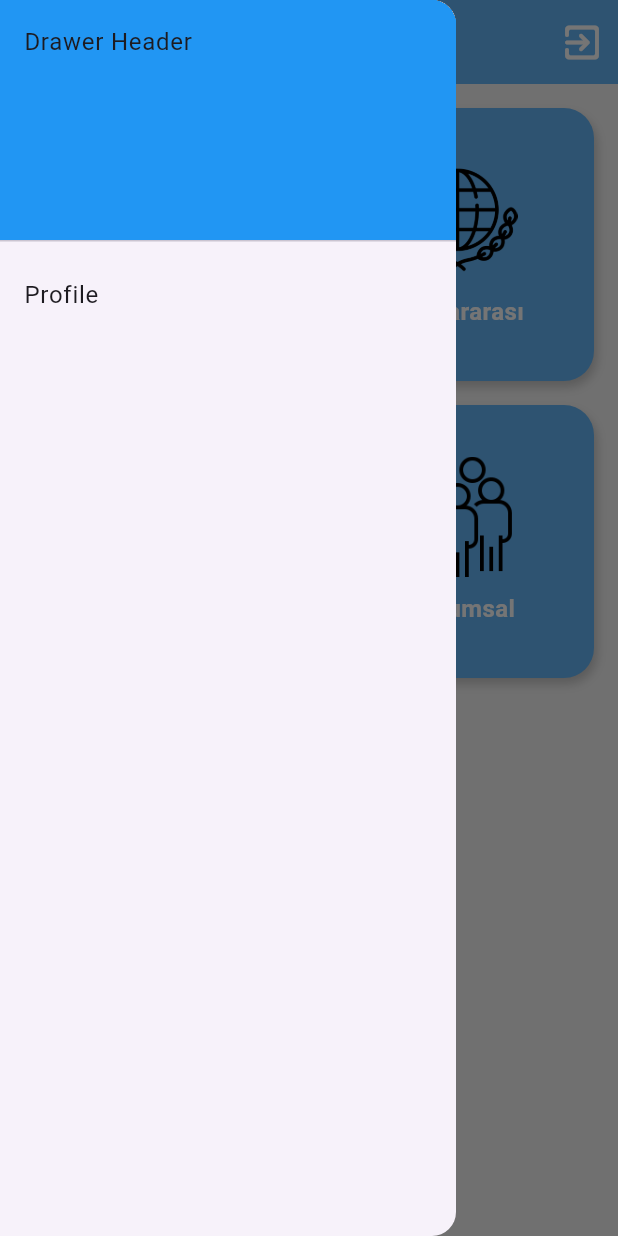
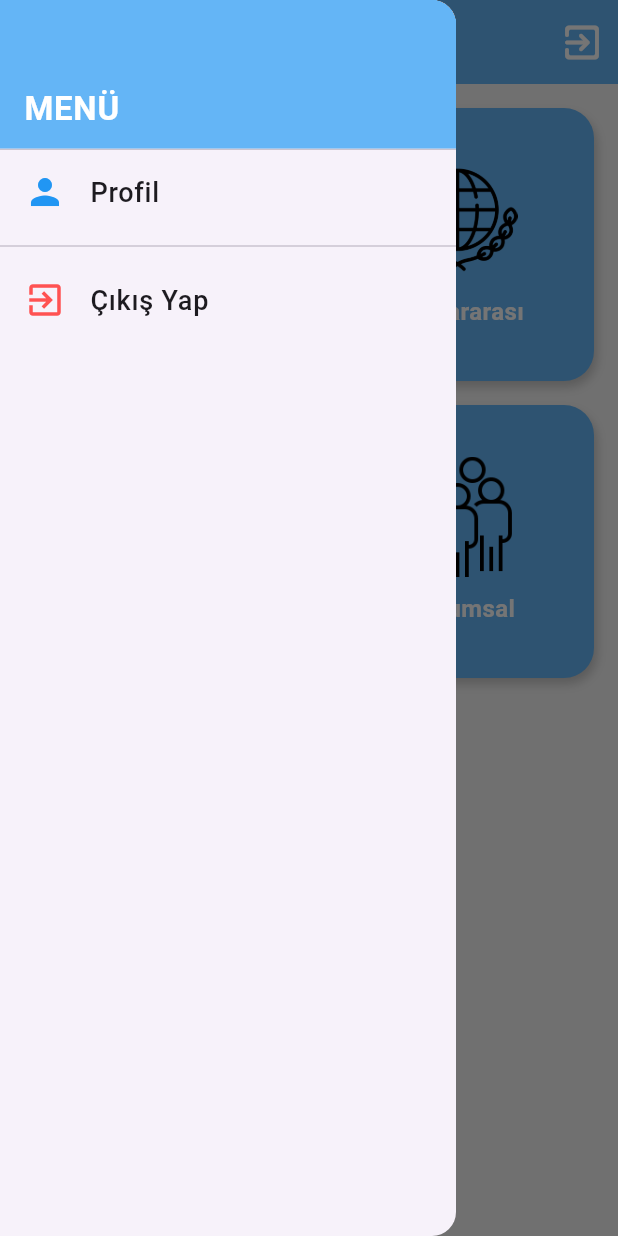
Before and after one commit to AliErenTsn/Flutter-App, a Flutter app: the MenuPage screen opened by its route, with the side drawer open, on a phone screen of 412 x 824 dp. Run offline on Flutter 3.47's test engine with Material 3 defaults, Android fonts, the phone set to English and light mode, and no system bars; our stand-ins replace cloud_firestore, file_picker, firebase_core, supabase_flutter; accounts and stored records are empty; generated files the repository leaves out were written again.

Commit message:
feat: implement sidebar with menu page and routing

```diff
--- a/lib/pages/menu_page.dart
+++ b/lib/pages/menu_page.dart
@@ -1,6 +1,7 @@
 import 'package:flutter/material.dart';
 import 'package:flutter_login_page/routers/app_routers.dart';
 import '/components/MenuButton.dart';
+
 
 class MenuPage extends StatelessWidget {
   const MenuPage({super.key});
@@ -13,7 +14,7 @@ class MenuPage extends StatelessWidget {
         title: const Text("IAU"),
         backgroundColor: Colors.blue[300],
         centerTitle: true,
-        automaticallyImplyLeading: false,
+        automaticallyImplyLeading: true,
         actions:[
           IconButton(
             icon: const Icon(Icons.exit_to_app_rounded),
@@ -25,16 +26,59 @@ class MenuPage extends StatelessWidget {
           ),
         ]
       ),
+
       drawer: Drawer(
-        child:ListView(
+        child: ListView(
+          padding: EdgeInsets.zero, // Üstteki boşluğu sıfırlar
           children: [
-            const DrawerHeader(
-              decoration: BoxDecoration(color: Colors.blue),
-              child: Text('Drawer Header'),
+            // İnceltilmiş Mavi Header
+            SizedBox(
+              height: 100, // Yüksekliği buradan kontrol edebilirsin
+              child: DrawerHeader(
+                decoration: BoxDecoration(
+                  color: Colors.blue[300],
+                ),
+                margin: EdgeInsets.zero,
+                padding: const EdgeInsets.symmetric(horizontal: 16, vertical: 10),
+                child: const Align(
+                  alignment: Alignment.bottomLeft,
+                  child: Text(
+                    "MENÜ",
+                    style: TextStyle(
+                      color: Colors.white,
+                      fontSize: 22, // Büyük başlık
+                      fontWeight: FontWeight.bold,
+                    ),
+                  ),
+                ),
+              ),
             ),
+
+            // Profil Seçeneği
             ListTile(
-              title: Text("Profile"),
-            )
+              leading: const Icon(Icons.person, color: Colors.blue, size: 28),
+              title: const Text(
+                "Profil",
+                style: TextStyle(fontSize: 18, fontWeight: FontWeight.w500),
+              ),
+              onTap: () {
+                Navigator.pushNamed(context, AppRoutes.profile_page);
+              },
+            ),
+
+            const Divider(), // Araya ince bir çizgi
+
+            // Çıkış Yap Seçeneği
+            ListTile(
+              leading: const Icon(Icons.exit_to_app, color: Colors.redAccent, size: 28),
+              title: const Text(
+                "Çıkış Yap",
+                style: TextStyle(fontSize: 18, fontWeight: FontWeight.w500),
+              ),
+              onTap: () {
+                Navigator.pushNamed(context, AppRoutes.login);
+              },
+            ),
           ],
         ),
       ),
--- a/lib/routers/app_routers.dart
+++ b/lib/routers/app_routers.dart
@@ -2,6 +2,7 @@ import 'package:flutter/material.dart';
 import 'package:flutter_login_page/pages/education_page.dart';
 import 'package:flutter_login_page/pages/forget_password.dart';
 import 'package:flutter_login_page/pages/menu_page.dart';
+import 'package:flutter_login_page/pages/profile_page.dart';
 import '../pages/login_page.dart';
 import '../pages/sign_up.dart';
 
@@ -11,6 +12,7 @@ class AppRoutes {
   static const forget_password = '/forget_password';
   static const menu_page = '/menu_page';
   static const education_page = 'education_page';
+  static const profile_page = 'profile_page';
 
   static Route<dynamic> generateRoute(RouteSettings settings) {
     switch (settings.name) {
@@ -24,6 +26,8 @@ class AppRoutes {
         return MaterialPageRoute(builder: (_) => MenuPage());
       case education_page:
         return MaterialPageRoute(builder: (_) => EducationPage());
+      case profile_page:
+         return MaterialPageRoute(builder: (_) => ProfilePage());
       default:
         return MaterialPageRoute(
           builder: (_) => const Scaffold(
```
